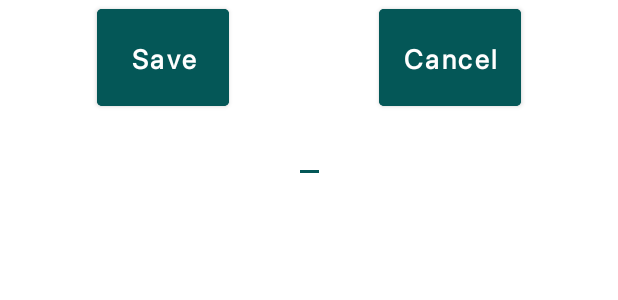
After one commit to AlbertFletaMoya/FYPApp, an Android app: the layout activity_edit.xml on its own in the app's theme, with its tools: preview values and no code run, on a phone screen of 412 x 824 dp. The commit adds this screen. Shown: the top 300 px of the screen. Run offline under Robolectric (Android 15) with nearby library versions, the phone set to English and light mode, and no system bars.

Commit message:
Added features to the profile activity

```diff
--- a/FYPApp/app/build.gradle
+++ b/FYPApp/app/build.gradle
@@ -31,6 +31,7 @@ apply plugin: 'com.android.application'
 apply plugin: 'com.google.gms.google-services'
 
 dependencies {
+    implementation "androidx.fragment:fragment:1.2.5"
     implementation platform('com.google.firebase:firebase-bom:26.2.0')
     implementation 'com.firebaseui:firebase-ui-auth:6.4.0'
     implementation 'com.google.firebase:firebase-analytics'
--- a/FYPApp/app/src/main/AndroidManifest.xml
+++ b/FYPApp/app/src/main/AndroidManifest.xml
@@ -17,6 +17,7 @@
             </intent-filter>
         </activity>
         <activity android:name=".activity.MainActivity"/>
+        <activity android:name=".activity.EditProfileActivity"/>
     </application>
 
 </manifest>
--- /dev/null
+++ b/FYPApp/app/src/main/res/layout/activity_edit.xml
@@ -0,0 +1,51 @@
+<?xml version="1.0" encoding="utf-8"?>
+<androidx.constraintlayout.widget.ConstraintLayout xmlns:android="http://schemas.android.com/apk/res/android"
+    xmlns:tools="http://schemas.android.com/tools"
+    android:layout_width="match_parent"
+    android:layout_height="match_parent"
+    xmlns:app="http://schemas.android.com/apk/res-auto">
+
+    <Button
+        style="@style/form_button"
+        android:id="@+id/save_button"
+        android:layout_width="wrap_content"
+        android:layout_height="wrap_content"
+        android:text="@string/save"
+        app:layout_constraintTop_toTopOf="parent"
+        app:layout_constraintBottom_toTopOf="@id/scroll_view"
+        app:layout_constraintRight_toLeftOf="@id/cancel_button"
+        app:layout_constraintLeft_toLeftOf="parent"
+        app:layout_constraintHorizontal_chainStyle="packed"/>
+
+    <Button
+        style="@style/form_button"
+        android:id="@+id/cancel_button"
+        android:layout_width="wrap_content"
+        android:layout_height="wrap_content"
+        android:text="@string/cancel"
+        app:layout_constraintTop_toTopOf="parent"
+        app:layout_constraintBottom_toTopOf="@id/scroll_view"
+        app:layout_constraintRight_toRightOf="parent"
+        app:layout_constraintLeft_toRightOf="@id/save_button"
+        app:layout_constraintHorizontal_chainStyle="packed"/>
+
+    <ScrollView
+        android:id="@+id/scroll_view"
+        android:layout_width="wrap_content"
+        android:layout_height="wrap_content"
+        app:layout_constraintTop_toBottomOf="@id/save_button"
+        app:layout_constraintLeft_toLeftOf="parent"
+        app:layout_constraintRight_toRightOf="parent"
+        android:isScrollContainer="false"
+        android:fitsSystemWindows="true">
+
+        <EditText
+            android:id="@+id/edit_text_view"
+            android:layout_width="wrap_content"
+            android:layout_height="wrap_content"
+            android:importantForAutofill="no"
+            android:inputType="textMultiLine"
+            tools:ignore="LabelFor" />
+    </ScrollView>
+
+</androidx.constraintlayout.widget.ConstraintLayout>
--- a/FYPApp/app/src/main/res/values/strings.xml
+++ b/FYPApp/app/src/main/res/values/strings.xml
@@ -15,4 +15,10 @@
     <string name="position">Position</string>
     <string name="dates">10/10/2020–10/10/2021</string>
     <string name="job_description">Job Description</string>
+    <string name="edit">EDIT</string>
+    <string name="save">Save</string>
+    <string name="cancel">Cancel</string>
+    <string name="location">Location</string>
+    <string name="vertical_bar">|</string>
+    <string name="experience">Experience</string>
 </resources>
```
Also changed, not shown: FYPApp/app/src/main/java/com/project/fypapp/activity/EditProfileActivity.java (added, +57 -0 lines), FYPApp/app/src/main/java/com/project/fypapp/activity/MainActivity.java (+8 -6 lines), FYPApp/app/src/main/java/com/project/fypapp/adapter/UserProfileRecyclerAdapter.java (+24 -4 lines), FYPApp/app/src/main/java/com/project/fypapp/model/JobDescription.java (+16 -4 lines), FYPApp/app/src/main/java/com/project/fypapp/model/UserProfile.java (+8 -2 lines), FYPApp/app/src/main/res/layout/job_description.xml (+61 -25 lines), FYPApp/app/src/main/res/layout/user_information.xml (+76 -36 lines).
